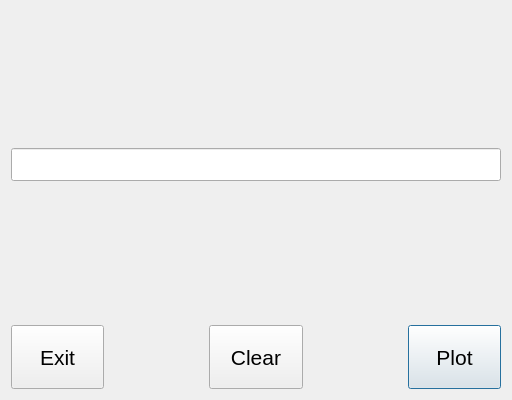
Qt form plot_view.ui (topseli/PyCalc) before a commit.
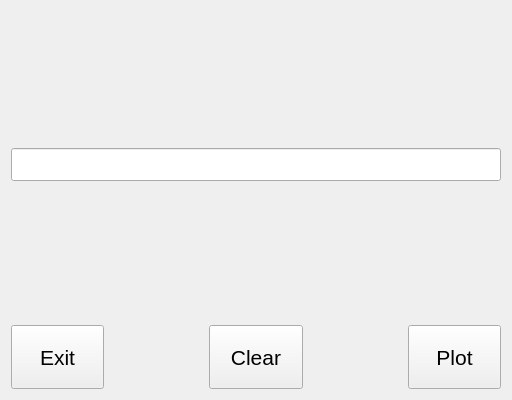
The same form after that commit.

Commit message: improve line_edits, can clear the plot

What changed in the file:
```diff
--- a/plot_view.ui
+++ b/plot_view.ui
@@ -30,9 +30,6 @@
      <property name="text">
       <string>Plot</string>
      </property>
-     <property name="default">
-      <bool>true</bool>
-     </property>
     </widget>
    </item>
    <item row="5" column="1">
```
The commit also changes 2 other files.
